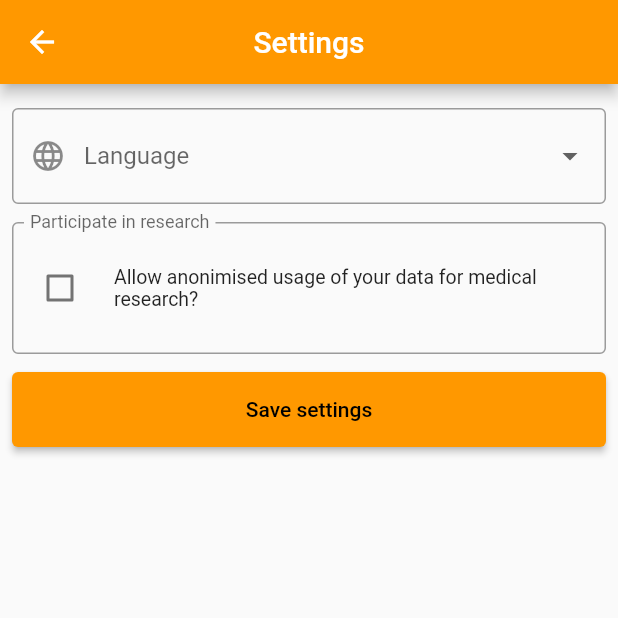
After one commit to janoshr/fever-friend-app, a Flutter app: the SettingScreen screen opened by its route, after a tap on "Save settings", on a phone screen of 412 x 824 dp, the top half of it. The commit adds this screen. Run offline on Flutter 3.47's test engine with Material 2 defaults, Android fonts, the phone set to English and light mode, and no system bars; drawn by our look-alikes of flutter_form_builder; our stand-ins replace cloud_firestore, firebase_auth, firebase_core, firebase_messaging, form_builder_validators; missing offline and left inert: firebase_ui_auth; accounts and stored records are empty.

Commit message:
feat(screen): settings screen ui started dev(firebase): emulator and project config added

```diff
--- a/lib/providers/patient_provider.dart
+++ b/lib/providers/patient_provider.dart
@@ -1,13 +1,15 @@
 import 'package:flutter/material.dart';
 import 'package:cloud_firestore/cloud_firestore.dart';
 
+import '../models/patient.dart';
+
 class PatientProvider with ChangeNotifier {
-  String? _id;
+  Patient? _patient;
 
-  get patientId => _id;
+  get patient => _patient;
 
-  void changePatient(String id) {
-    _id = id;
+  void changePatient(Patient selectedPatient) {
+    _patient = selectedPatient;
     notifyListeners();
   }
 }
--- a/lib/screens/screen_definition.dart
+++ b/lib/screens/screen_definition.dart
@@ -7,4 +7,5 @@ class ScreenDefinition {
   static const String forgot = '/auth/forgot';
   static const String profile = '/profile';
   static const String createPatient = '/create-patient';
+  static const String settings = '/settings';
 }
--- a/lib/screens/screens.dart
+++ b/lib/screens/screens.dart
@@ -3,3 +3,4 @@ export 'create_patient.dart';
 export 'home.dart';
 export 'profile.dart';
 export 'splash.dart';
+export 'settings.dart';
--- /dev/null
+++ b/lib/screens/settings.dart
@@ -0,0 +1,100 @@
+import 'package:flutter/material.dart';
+import 'package:flutter/services.dart';
+import 'package:flutter_form_builder/flutter_form_builder.dart';
+import 'package:form_builder_validators/form_builder_validators.dart';
+
+import '../services/db.dart';
+
+class SettingScreen extends StatefulWidget {
+  const SettingScreen({Key? key}) : super(key: key);
+
+  @override
+  _SettingScreenState createState() => _SettingScreenState();
+}
+
+class _SettingScreenState extends State<SettingScreen> {
+  final _formKey = GlobalKey<FormBuilderState>();
+  String? _error;
+
+  @override
+  Widget build(BuildContext context) {
+    return Scaffold(
+      appBar: AppBar(
+        centerTitle: true,
+        title: const Text('Settings'),
+      ),
+      body: SafeArea(
+        child: FormBuilder(
+          key: _formKey,
+          child: SingleChildScrollView(
+            padding: const EdgeInsets.symmetric(vertical: 16, horizontal: 8),
+            child: Column(
+              mainAxisSize: MainAxisSize.min,
+              children: [
+                if (_error != null) ...[
+                  Text(
+                    _error!,
+                    style: TextStyle(color: Theme.of(context).errorColor),
+                  )
+                ],
+                FormBuilderDropdown(
+                  autovalidateMode: AutovalidateMode.onUserInteraction,
+                  decoration: const InputDecoration(
+                    label: Text('Language'),
+                    prefixIcon: Icon(Icons.language),
+                  ),
+                  name: 'lang',
+                  validator: FormBuilderValidators.required(),
+                  items: const [
+                    DropdownMenuItem(value: 'en', child: Text('English')),
+                    DropdownMenuItem(value: 'hu', child: Text('Hungarian')),
+                    DropdownMenuItem(value: 'de', child: Text('German')),
+                  ],
+                ),
+                const SizedBox(height: 12),
+                FormBuilderCheckbox(
+                    autovalidateMode: AutovalidateMode.onUserInteraction,
+                    decoration: const InputDecoration(
+                        label: Text('Participate in research'),
+                      ),
+                    name: 'research',
+                    title: const Text('Allow anonimised usage of your data for medical research?'),
+                  ),
+                const SizedBox(height: 12),
+                //const Spacer(),
+                ElevatedButton(
+                  style: ElevatedButton.styleFrom(
+                    minimumSize: const Size.fromHeight(50),
+                  ),
+                  onPressed: () => onSubmit(context, () {
+                    Navigator.of(context)
+                        .pushNamedAndRemoveUntil('/', (route) => false);
+                  }),
+                  child: const Text('Save settings'),
+                )
+              ],
+            ),
+          ),
+        ),
+      ),
+    );
+  }
+
+  Future onSubmit(BuildContext context, VoidCallback onSuccess) async {
+    if (_formKey.currentState == null) return;
+    _formKey.currentState!.validate();
+
+    if (_formKey.currentState!.isValid) {
+      final db = FirestoreService();
+      final fields = _formKey.currentState!.fields;
+
+      try {
+        // TODO: save user settings
+        onSuccess.call();
+      } catch (e) {
+        print(e);
+        _error = 'Something went wrong';
+      }
+    }
+  }
+}
--- a/pubspec.yaml
+++ b/pubspec.yaml
@@ -48,6 +48,7 @@ dependencies:
   firebase_messaging: ^14.2.1
   provider: ^6.0.5
   form_builder_validators: ^8.4.0
+  intl: ^0.17.0
 
 dev_dependencies:
   flutter_test:
```
Also changed, not shown: lib/main.dart (+28 -21 lines), lib/screens/create_patient.dart (+10 -5 lines), lib/services/db.dart (+10 -0 lines), lib/widgets/drawer_menu.dart (+46 -5 lines), firebase.json (added), pubspec.lock, 1 other file.
